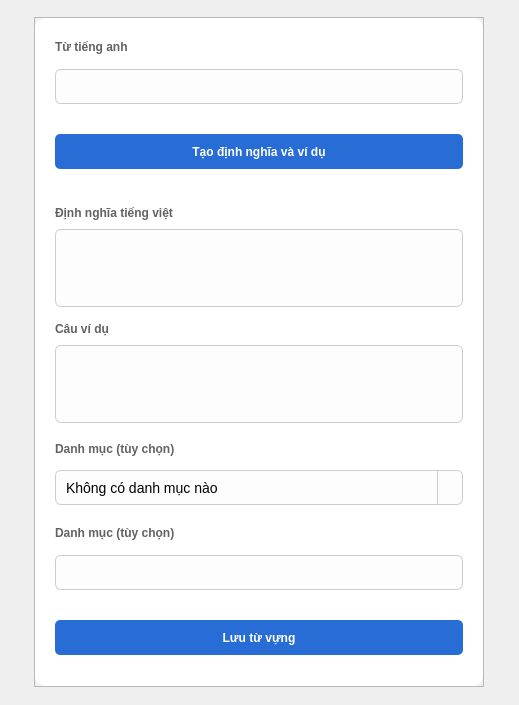
Above: UI/forms/addVocab.ui from yuukun123/LexiLand before the change. Below: the same form after it.
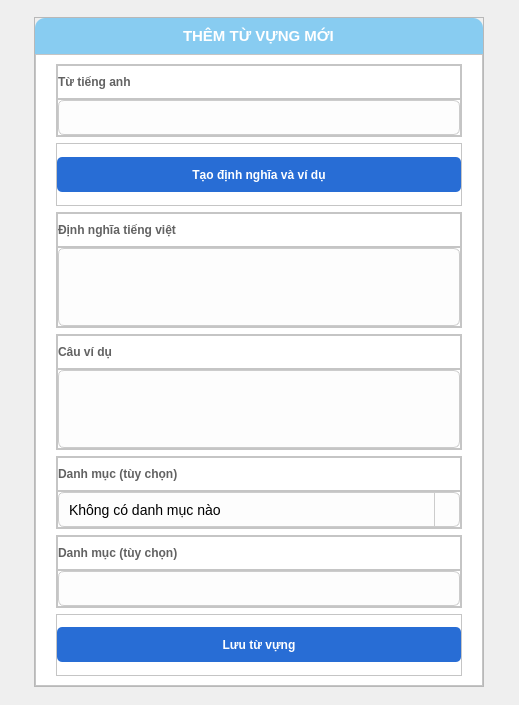
That is the form after the change. Icons and pictures are not drawn.

Patch:
```diff
--- a/UI/forms/addVocab.ui
+++ b/UI/forms/addVocab.ui
@@ -50,6 +50,43 @@
       <property name="bottomMargin">
        <number>0</number>
       </property>
+      <item>
+       <widget class="QFrame" name="frame_2">
+        <property name="font">
+         <font>
+          <pointsize>13</pointsize>
+         </font>
+        </property>
+        <property name="styleSheet">
+         <string notr="true">background-color: #88ccf1;
+color:#ffffff;
+border-top-right-radius:10px;
+border-top-left-radius:10px;</string>
+        </property>
+        <property name="frameShape">
+         <enum>QFrame::StyledPanel</enum>
+        </property>
+        <property name="frameShadow">
+         <enum>QFrame::Raised</enum>
+        </property>
+        <layout class="QHBoxLayout" name="horizontalLayout_2">
+         <item alignment="Qt::AlignHCenter">
+          <widget class="QLabel" name="label">
+           <property name="font">
+            <font>
+             <pointsize>11</pointsize>
+             <weight>75</weight>
+             <bold>true</bold>
+            </font>
+           </property>
+           <property name="text">
+            <string>THÊM TỪ VỰNG MỚI</string>
+           </property>
+          </widget>
+         </item>
+        </layout>
+       </widget>
+      </item>
       <item>
        <widget class="QFrame" name="frame_3">
         <property name="sizePolicy">
@@ -59,7 +96,7 @@
          </sizepolicy>
         </property>
         <property name="styleSheet">
-         <string notr="true">border-radius:10px;
+         <string notr="true">
 background-color: rgb(255, 255, 255);</string>
         </property>
         <property name="frameShape">
```
Left out of the diff: 10 changed lines with no effect on the pictures.
